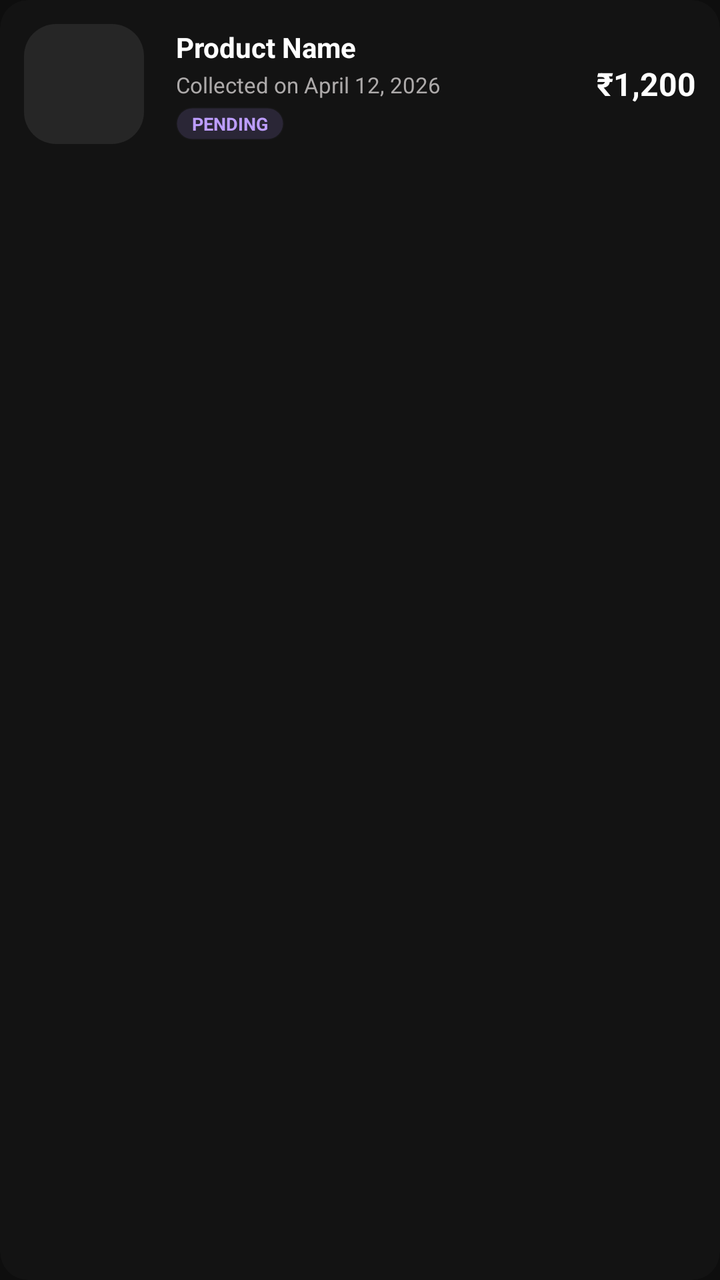
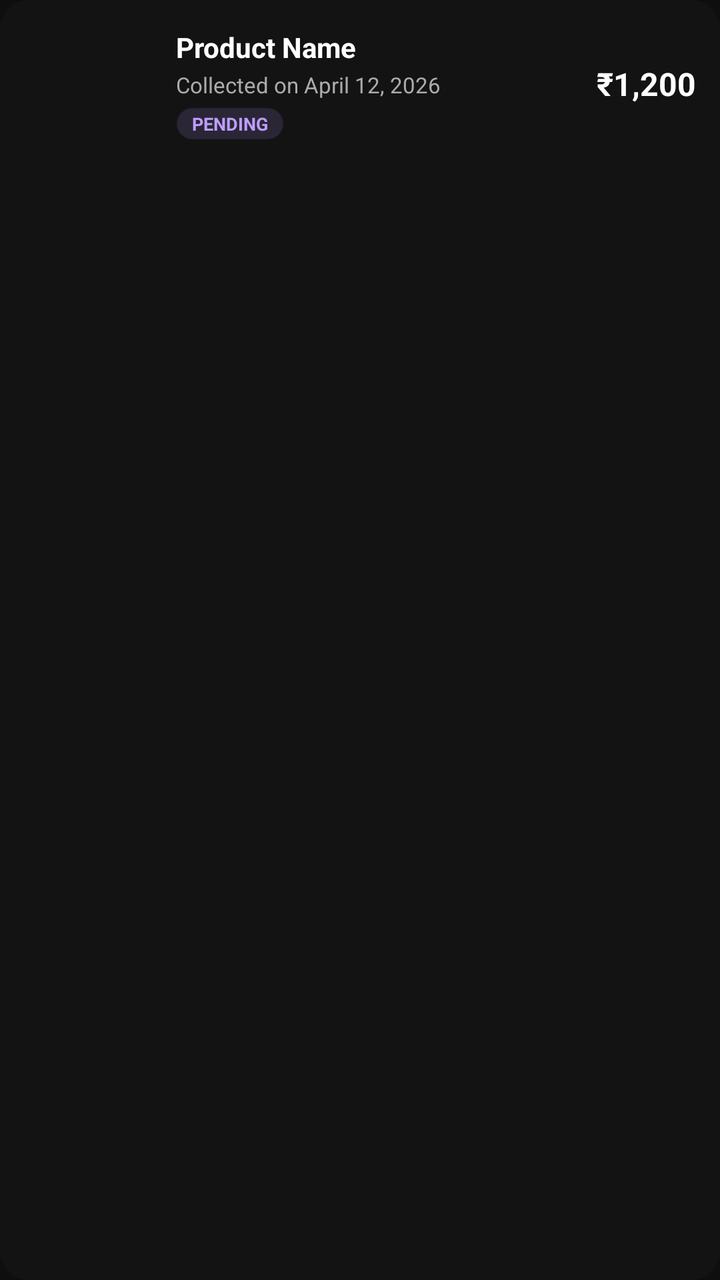

Two renders of the same Android screen: before a commit and after it. Below are the layout's source before the change and the commit's diff.
<!-- AndroidManifest.xml: application theme Theme.CampusCycle -->
<!-- res/layout/item_order.xml -->
<?xml version="1.0" encoding="utf-8"?>
<androidx.cardview.widget.CardView xmlns:android="http://schemas.android.com/apk/res/android"
    xmlns:app="http://schemas.android.com/apk/res-auto"
    android:layout_width="match_parent"
    android:layout_height="wrap_content"
    android:layout_marginVertical="8dp"
    app:cardBackgroundColor="@color/surface_container_low"
    app:cardCornerRadius="14dp"
    app:cardElevation="0dp">

    <LinearLayout
        android:layout_width="match_parent"
        android:layout_height="wrap_content"
        android:orientation="horizontal"
        android:padding="12dp"
        android:gravity="center_vertical">

        <View
            android:layout_width="60dp"
            android:layout_height="60dp"
            android:background="@drawable/card_background"
            android:backgroundTint="@color/surface_container_highest" />

        <LinearLayout
            android:layout_width="0dp"
            android:layout_height="wrap_content"
            android:layout_marginStart="16dp"
            android:layout_weight="1"
            android:orientation="vertical">

            <TextView
                android:id="@+id/tvOrderTitle"
                android:layout_width="wrap_content"
                android:layout_height="wrap_content"
                android:text="Product Name"
                android:textColor="@color/text_headline"
                android:textSize="14sp"
                android:textStyle="bold" />

            <TextView
                android:id="@+id/tvOrderDate"
                android:layout_width="wrap_content"
                android:layout_height="wrap_content"
                android:layout_marginTop="2dp"
                android:text="Collected on April 12, 2026"
                android:textColor="@color/text_body"
                android:textSize="11sp" />

            <TextView
                android:id="@+id/tvOrderStatus"
                android:layout_width="wrap_content"
                android:layout_height="wrap_content"
                android:layout_marginTop="4dp"
                android:background="@drawable/segmented_control_item_selected"
                android:backgroundTint="#26A78BFA"
                android:paddingHorizontal="8dp"
                android:paddingVertical="2dp"
                android:text="PENDING"
                android:textColor="@color/primary_violet"
                android:textSize="9sp"
                android:textStyle="bold" />
        </LinearLayout>

        <TextView
            android:id="@+id/tvOrderPrice"
            android:layout_width="wrap_content"
            android:layout_height="wrap_content"
            android:text="₹1,200"
            android:textColor="@color/text_headline"
            android:textSize="16sp"
            android:textStyle="bold" />

    </LinearLayout>
</androidx.cardview.widget.CardView>
<!-- resources referenced by this layout -->
<resources>
  <color name="primary_violet">#bd9dff</color>
  <color name="surface_container_highest">#262626</color>
  <color name="surface_container_low">#131313</color>
  <color name="text_body">#adaaaa</color>
  <color name="text_headline">#ffffff</color>
  <!-- drawable card_background (drawable) -->
  <?xml version="1.0" encoding="utf-8"?>
  <shape xmlns:android="http://schemas.android.com/apk/res/android"
      android:shape="rectangle">
      <solid android:color="@color/surface_container_low" />
      <corners android:radius="16dp" />
  </shape>
  <!-- drawable segmented_control_item_selected (drawable) -->
  <?xml version="1.0" encoding="utf-8"?>
  <shape xmlns:android="http://schemas.android.com/apk/res/android"
      android:shape="rectangle">
      <solid android:color="@color/surface_container_highest" />
      <corners android:radius="10dp" />
      <stroke
          android:width="1dp"
          android:color="@color/ghost_border" />
  </shape>
  <style name="Theme.CampusCycle" parent="Theme.Material3.Dark.NoActionBar">
          <item name="android:windowBackground">@color/surface_base</item>
          <item name="colorPrimary">@color/primary_violet</item>
          <item name="colorSecondary">@color/secondary_accent</item>
          <item name="android:textColorPrimary">@color/text_headline</item>
          <item name="android:textColorSecondary">@color/text_body</item>
          <item name="android:textColorHint">@color/text_hint</item>
          <item name="android:statusBarColor">@color/surface_base</item>
          <item name="android:navigationBarColor">@color/surface_base</item>
      </style>
  <color name="ghost_border">#26ffffff</color>
  <color name="surface_base">#0e0e0e</color>
  <color name="secondary_accent">#c38bf5</color>
  <color name="text_hint">#4e4e4e</color>
</resources>

<!-- the commit's change to res/layout/item_order.xml (unified diff, before → after) -->
@@ -15,11 +15,12 @@
         android:padding="12dp"
         android:gravity="center_vertical">
 
-        <View
+        <ImageView
+            android:id="@+id/ivOrderProduct"
             android:layout_width="60dp"
             android:layout_height="60dp"
-            android:background="@drawable/card_background"
-            android:backgroundTint="@color/surface_container_highest" />
+            android:scaleType="centerCrop"
+            android:src="@drawable/card_background" />
 
         <LinearLayout
             android:layout_width="0dp"
